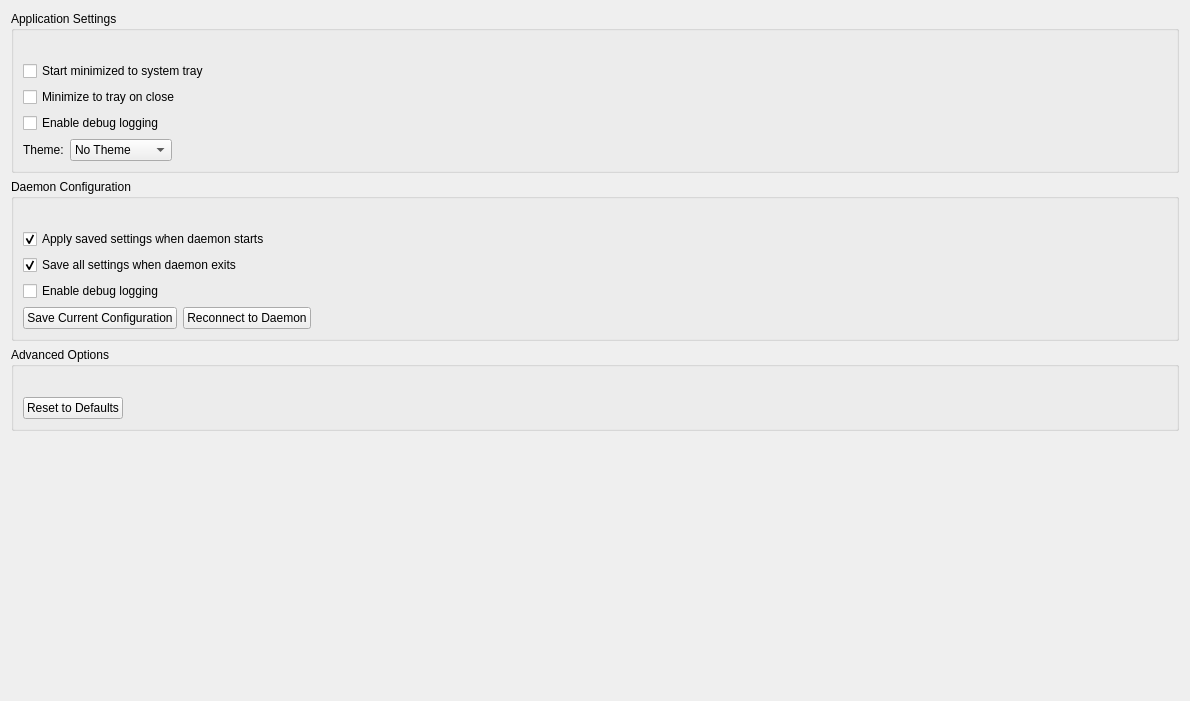
The window that LenovoLegion/LenovoLegion-Application/ToolBarSettingsWidget.ui (bolekjar/LenovoLegion) describes before a commit, drawn with Qt 5.
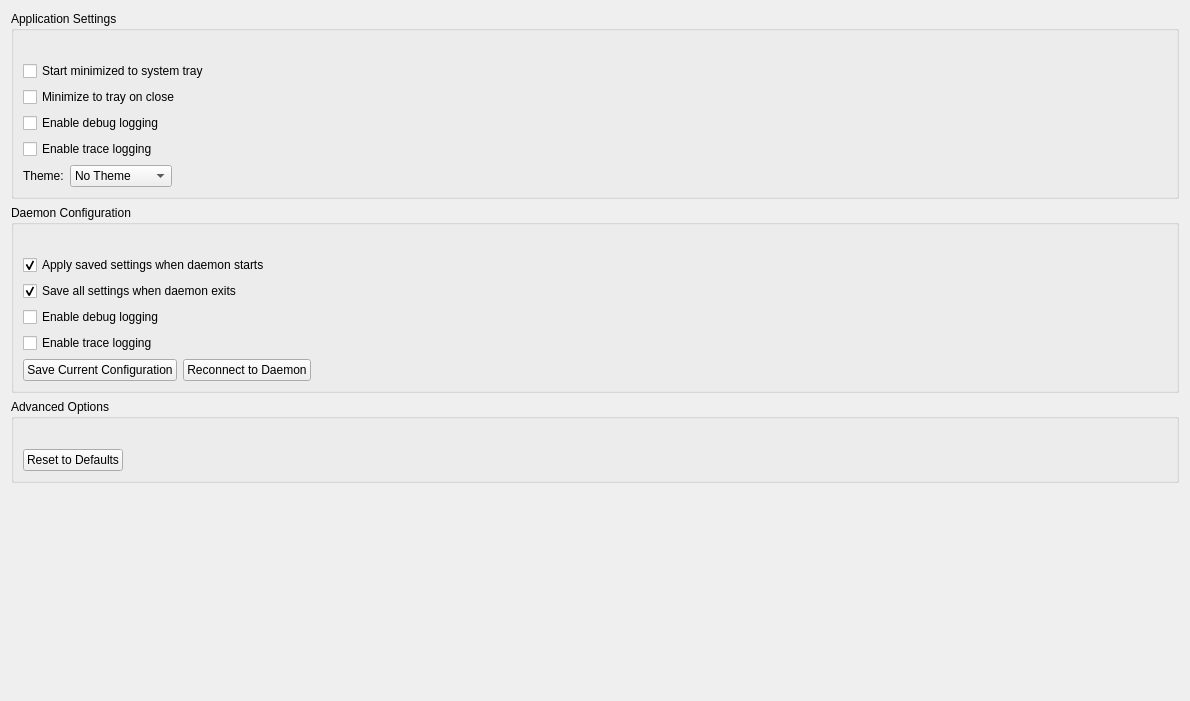
The same window after the commit.

Commit message: Loging extended about trace

```diff
--- a/LenovoLegion/LenovoLegion-Application/ToolBarSettingsWidget.ui
+++ b/LenovoLegion/LenovoLegion-Application/ToolBarSettingsWidget.ui
@@ -49,6 +49,13 @@
           </property>
          </widget>
         </item>
+        <item>
+         <widget class="QCheckBox" name="checkBox_AppTraceLogging">
+          <property name="text">
+           <string>Enable trace logging</string>
+          </property>
+         </widget>
+        </item>
         <item>
          <layout class="QHBoxLayout" name="horizontalLayout_Theme">
           <item>
@@ -136,6 +143,13 @@
           </property>
          </widget>
         </item>
+        <item>
+         <widget class="QCheckBox" name="checkBox_TraceLogging">
+          <property name="text">
+           <string>Enable trace logging</string>
+          </property>
+         </widget>
+        </item>
         <item>
          <layout class="QHBoxLayout" name="horizontalLayout_Daemon">
           <item>
```
The commit also changes 66 other files.
